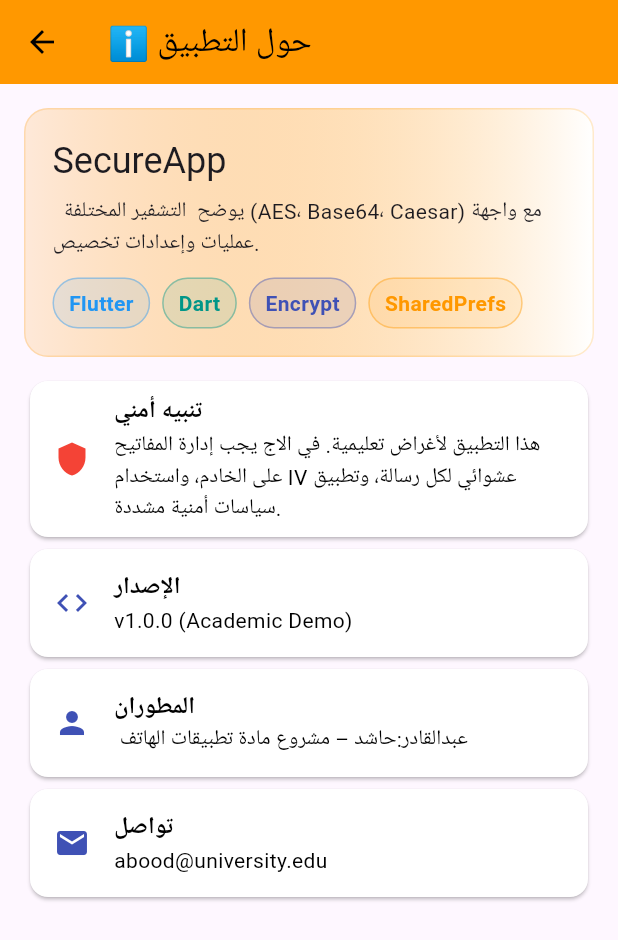
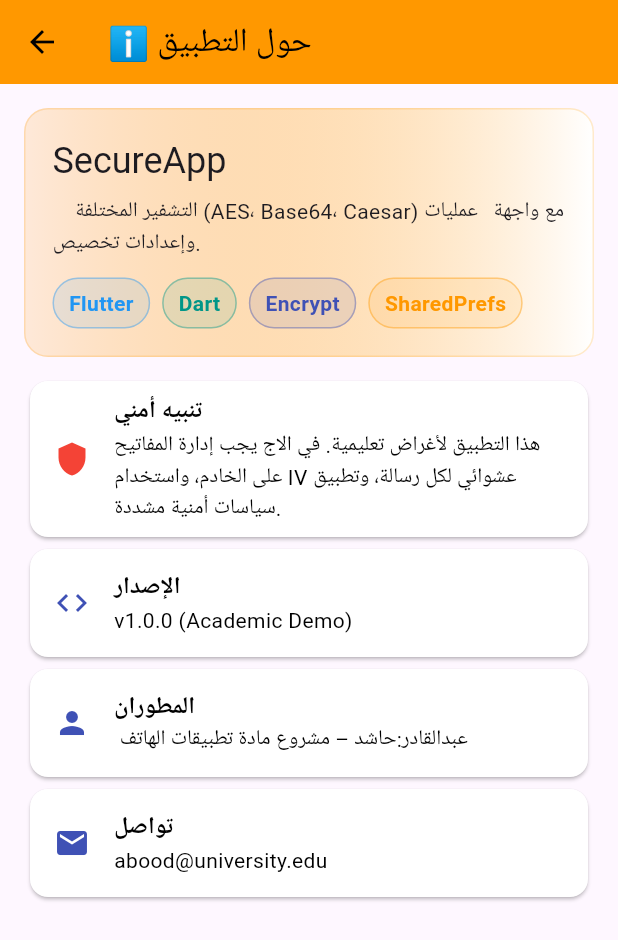
Before and after one commit to hashedalmaswi/my-project, a Flutter app: the AboutPage screen opened directly, on a phone screen of 412 x 824 dp. Shown: the top 940 px of the screen. Run offline on Flutter 3.47's test engine with Material 3 defaults, Android fonts, the phone set to English and light mode, and no system bars; our stand-ins replace shared_preferences; missing offline and left inert: encrypt; accounts and stored records are empty.

```diff
--- a/lib/about_page.dart
+++ b/lib/about_page.dart
@@ -50,7 +50,7 @@ class AboutPage extends StatelessWidget {
                 Text('SecureApp', style: Theme.of(context).textTheme.headlineSmall),
                 const SizedBox(height: 8),
                 const Text(
-                  '  يوضح  التشفير المختلفة (AES، Base64، Caesar) '
+                  '    التشفير المختلفة (AES، Base64، Caesar) '
                       'مع واجهة   عمليات وإعدادات تخصيص.',
                 ),
                 const SizedBox(height: 12),
```
